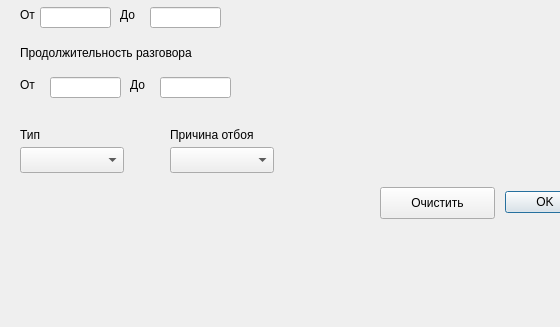
First picture: the form in filterdialog.ui, repository Genrikh302/MTA, before the edit; both pictures show x 0 to 560 and y 273 to 600 of the 800 by 600 pixel window.
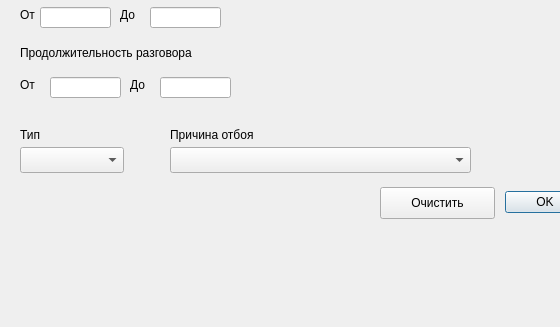
Second picture: the form after the edit.

```diff
--- a/filterdialog.ui
+++ b/filterdialog.ui
@@ -358,7 +358,7 @@
     <rect>
      <x>170</x>
      <y>420</y>
-     <width>104</width>
+     <width>301</width>
      <height>26</height>
     </rect>
    </property>
```
